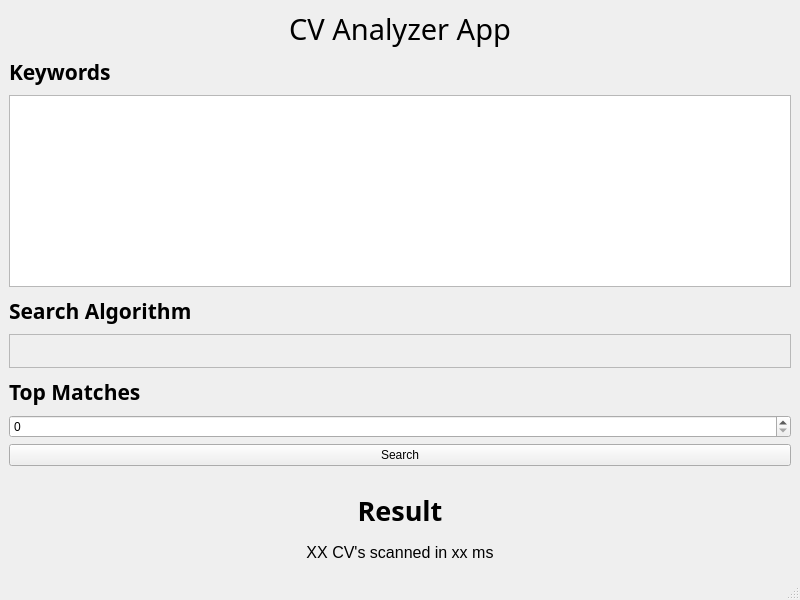
Old version of the form src/ui/main_menu.ui in the repository RealNath/Tubes3_hr.
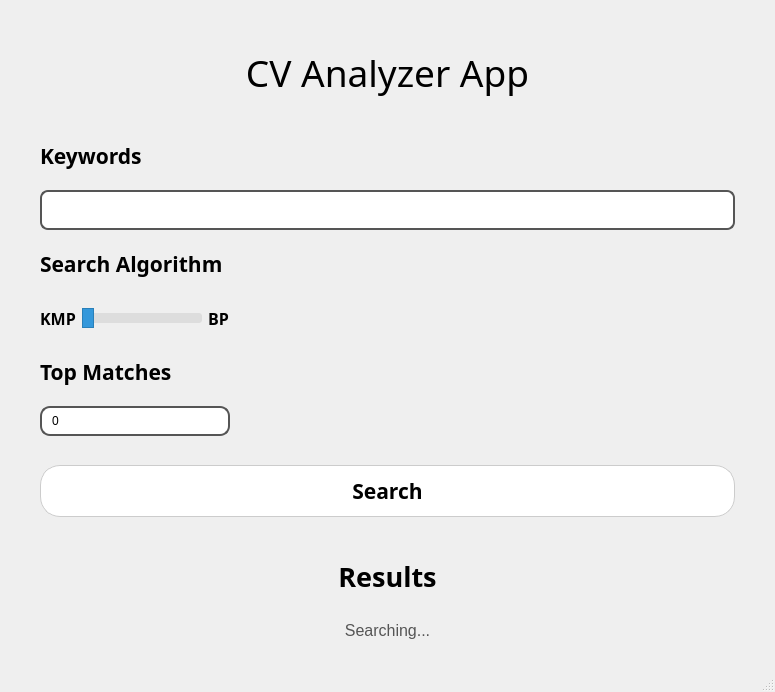
New version of the form.

Diff of the .ui file:
```diff
--- a/src/ui/main_menu.ui
+++ b/src/ui/main_menu.ui
@@ -6,8 +6,8 @@
    <rect>
     <x>0</x>
     <y>0</y>
-    <width>800</width>
-    <height>600</height>
+    <width>775</width>
+    <height>692</height>
    </rect>
   </property>
   <property name="windowTitle">
@@ -15,12 +15,36 @@
   </property>
   <widget class="QWidget" name="centralwidget">
    <layout class="QVBoxLayout" name="verticalLayout">
+    <property name="leftMargin">
+     <number>40</number>
+    </property>
+    <property name="rightMargin">
+     <number>40</number>
+    </property>
     <item>
      <widget class="QLabel" name="label">
+      <property name="sizePolicy">
+       <sizepolicy hsizetype="Expanding" vsizetype="Preferred">
+        <horstretch>0</horstretch>
+        <verstretch>0</verstretch>
+       </sizepolicy>
+      </property>
+      <property name="minimumSize">
+       <size>
+        <width>0</width>
+        <height>50</height>
+       </size>
+      </property>
+      <property name="maximumSize">
+       <size>
+        <width>16777215</width>
+        <height>100</height>
+       </size>
+      </property>
       <property name="font">
        <font>
         <family>Bahnschrift Light</family>
-        <pointsize>22</pointsize>
+        <pointsize>28</pointsize>
        </font>
       </property>
       <property name="text">
@@ -33,6 +57,18 @@
     </item>
     <item>
      <widget class="QLabel" name="label_2">
+      <property name="sizePolicy">
+       <sizepolicy hsizetype="Preferred" vsizetype="Maximum">
+        <horstretch>0</horstretch>
+        <verstretch>0</verstretch>
+       </sizepolicy>
+      </property>
+      <property name="maximumSize">
+       <size>
+        <width>16777215</width>
+        <height>30</height>
+       </size>
+      </property>
       <property name="font">
        <font>
         <family>Bahnschrift SemiBold</family>
@@ -54,6 +90,41 @@
         <verstretch>0</verstretch>
        </sizepolicy>
       </property>
+      <property name="minimumSize">
+       <size>
+        <width>300</width>
+        <height>40</height>
+       </size>
+      </property>
+      <property name="maximumSize">
+       <size>
+        <width>1280</width>
+        <height>40</height>
+       </size>
+      </property>
+      <property name="font">
+       <font>
+        <family>Bahnschrift SemiLight</family>
+        <pointsize>12</pointsize>
+        <weight>50</weight>
+        <italic>false</italic>
+        <bold>false</bold>
+       </font>
+      </property>
+      <property name="styleSheet">
+       <string notr="true">QPlainTextEdit {
+    background-color: white;
+    border: 2px solid #555;
+    border-radius: 8px;
+    padding: 6px;
+    font-size: 14pt;
+    font-family: &quot;&quot;;
+	font: 12pt &quot;Bahnschrift SemiLight&quot;;
+}</string>
+      </property>
+      <property name="verticalScrollBarPolicy">
+       <enum>Qt::ScrollBarAlwaysOff</enum>
+      </property>
       <property name="plainText">
        <string/>
       </property>
@@ -61,6 +132,18 @@
     </item>
     <item>
      <widget class="QLabel" name="label_3">
+      <property name="sizePolicy">
+       <sizepolicy hsizetype="Preferred" vsizetype="Maximum">
+        <horstretch>0</horstretch>
+        <verstretch>0</verstretch>
+       </sizepolicy>
+      </property>
+      <property name="maximumSize">
+       <size>
+        <width>16777215</width>
+        <height>30</height>
+       </size>
+      </property>
       <property name="font">
        <font>
         <family>Bahnschrift SemiBold</family>
@@ -75,17 +158,146 @@
      </widget>
     </item>
     <item>
-     <widget class="QFrame" name="frame">
-      <property name="frameShape">
-       <enum>QFrame::StyledPanel</enum>
-      </property>
-      <property name="frameShadow">
-       <enum>QFrame::Raised</enum>
-      </property>
-     </widget>
+     <layout class="QHBoxLayout" name="horizontalLayout">
+      <item>
+       <widget class="QLabel" name="label_8">
+        <property name="sizePolicy">
+         <sizepolicy hsizetype="Fixed" vsizetype="Preferred">
+          <horstretch>0</horstretch>
+          <verstretch>0</verstretch>
+         </sizepolicy>
+        </property>
+        <property name="minimumSize">
+         <size>
+          <width>0</width>
+          <height>0</height>
+         </size>
+        </property>
+        <property name="maximumSize">
+         <size>
+          <width>16777215</width>
+          <height>30</height>
+         </size>
+        </property>
+        <property name="font">
+         <font>
+          <family>Bahnschrift SemiBold</family>
+          <pointsize>12</pointsize>
+          <weight>75</weight>
+          <bold>true</bold>
+         </font>
+        </property>
+        <property name="text">
+         <string>KMP</string>
+        </property>
+        <property name="alignment">
+         <set>Qt::AlignCenter</set>
+        </property>
+       </widget>
+      </item>
+      <item>
+       <widget class="QSlider" name="modeToggle">
+        <property name="sizePolicy">
+         <sizepolicy hsizetype="Fixed" vsizetype="Fixed">
+          <horstretch>0</horstretch>
+          <verstretch>0</verstretch>
+         </sizepolicy>
+        </property>
+        <property name="minimumSize">
+         <size>
+          <width>120</width>
+          <height>40</height>
+         </size>
+        </property>
+        <property name="styleSheet">
+         <string notr="true">QSlider::handle:horizontal {
+    background: #3498db;
+    border: 1px solid #2980b9;
+    width: 10px;
+    height: 10px;
+    border-radius: 10px;  /* half of width/height to make it a circle */
+    margin: -5px 0;       /* center handle on the groove */
+}
+
+QSlider::groove:horizontal {
+    height: 10px;
+    background: #ddd;
+    border-radius: 3px;
+}</string>
+        </property>
+        <property name="maximum">
+         <number>1</number>
+        </property>
+        <property name="pageStep">
+         <number>1</number>
+        </property>
+        <property name="orientation">
+         <enum>Qt::Horizontal</enum>
+        </property>
+       </widget>
+      </item>
+      <item>
+       <widget class="QLabel" name="label_4">
+        <property name="sizePolicy">
+         <sizepolicy hsizetype="Fixed" vsizetype="Preferred">
+          <horstretch>0</horstretch>
+          <verstretch>0</verstretch>
+         </sizepolicy>
+        </property>
+        <property name="maximumSize">
+         <size>
+          <width>16777215</width>
+          <height>30</height>
+         </size>
+        </property>
+        <property name="font">
+         <font>
+          <family>Bahnschrift SemiBold</family>
+          <pointsize>12</pointsize>
+          <weight>75</weight>
+          <bold>true</bold>
+         </font>
+        </property>
+        <property name="text">
+         <string>BP</string>
+        </property>
+        <property name="alignment">
+         <set>Qt::AlignCenter</set>
+        </property>
+       </widget>
+      </item>
+      <item>
+       <spacer name="horizontalSpacer">
+        <property name="orientation">
+         <enum>Qt::Horizontal</enum>
+        </property>
+        <property name="sizeType">
+         <enum>QSizePolicy::Expanding</enum>
+        </property>
+        <property name="sizeHint" stdset="0">
+         <size>
+          <width>400</width>
+          <height>20</height>
+         </size>
+        </property>
+       </spacer>
+      </item>
+     </layout>
     </item>
     <item>
      <widget class="QLabel" name="label_5">
+      <property name="sizePolicy">
+       <sizepolicy hsizetype="Preferred" vsizetype="Maximum">
+        <horstretch>0</horstretch>
+        <verstretch>0</verstretch>
+       </sizepolicy>
+      </property>
+      <property name="maximumSize">
+       <size>
+        <width>16777215</width>
+        <height>30</height>
+       </size>
+      </property>
       <property name="font">
        <font>
         <family>Bahnschrift SemiBold</family>
@@ -100,10 +312,78 @@
      </widget>
     </item>
     <item>
-     <widget class="QSpinBox" name="topMatchSpinBox"/>
+     <widget class="QSpinBox" name="topMatchesNumber">
+      <property name="sizePolicy">
+       <sizepolicy hsizetype="Maximum" vsizetype="Fixed">
+        <horstretch>0</horstretch>
+        <verstretch>0</verstretch>
+       </sizepolicy>
+      </property>
+      <property name="minimumSize">
+       <size>
+        <width>0</width>
+        <height>30</height>
+       </size>
+      </property>
+      <property name="maximumSize">
+       <size>
+        <width>190</width>
+        <height>16777215</height>
+       </size>
+      </property>
+      <property name="styleSheet">
+       <string notr="true">QSpinBox {
+    border: 2px solid #555;
+    border-radius: 10px;
+    padding: 2px 8px;
+}
+QSpinBox::up-button, QSpinBox::down-button {
+    subcontrol-origin: border;
+    width: 16px;
+    border-radius: 0px;
+}</string>
+      </property>
+     </widget>
     </item>
     <item>
-     <widget class="QPushButton" name="pushButton">
+     <spacer name="verticalSpacer_2">
+      <property name="orientation">
+       <enum>Qt::Vertical</enum>
+      </property>
+      <property name="sizeType">
+       <enum>QSizePolicy::Fixed</enum>
+      </property>
+      <property name="sizeHint" stdset="0">
+       <size>
+        <width>20</width>
+        <height>10</height>
+       </size>
+      </property>
+     </spacer>
+    </item>
+    <item>
+     <widget class="QPushButton" name="searchButton">
+      <property name="font">
+       <font>
+        <family>Bahnschrift SemiBold</family>
+        <pointsize>16</pointsize>
+        <weight>75</weight>
+        <bold>true</bold>
+       </font>
+      </property>
+      <property name="styleSheet">
+       <string notr="true">QPushButton {
+    background-color: white;
+    color: black;
+    border: 1px solid #ccc;
+    border-radius: 20px;  /* Adjust based on button size */
+    padding: 10px 20px;
+}
+
+QPushButton:hover {
+    background-color: #f0f0f0;
+}</string>
+      </property>
       <property name="text">
        <string>Search</string>
       </property>
@@ -127,6 +407,18 @@
     </item>
     <item>
      <widget class="QLabel" name="label_6">
+      <property name="sizePolicy">
+       <sizepolicy hsizetype="Expanding" vsizetype="Fixed">
+        <horstretch>0</horstretch>
+        <verstretch>0</verstretch>
+       </sizepolicy>
+      </property>
+      <property name="minimumSize">
+       <size>
+        <width>0</width>
+        <height>40</height>
+       </size>
+      </property>
       <property name="font">
        <font>
         <family>Bahnschrift SemiBold</family>
@@ -136,7 +428,7 @@
        </font>
       </property>
       <property name="text">
-       <string>Result</string>
+       <string>Results</string>
       </property>
       <property name="alignment">
        <set>Qt::AlignCenter</set>
@@ -144,14 +436,29 @@
      </widget>
     </item>
     <item>
-     <widget class="QLabel" name="label_7">
+     <widget class="QLabel" name="searchResultData">
+      <property name="sizePolicy">
+       <sizepolicy hsizetype="Preferred" vsizetype="Maximum">
+        <horstretch>0</horstretch>
+        <verstretch>0</verstretch>
+       </sizepolicy>
+      </property>
+      <property name="maximumSize">
+       <size>
+        <width>16777215</width>
+        <height>30</height>
+       </size>
+      </property>
       <property name="font">
        <font>
         <pointsize>12</pointsize>
        </font>
       </property>
+      <property name="styleSheet">
+       <string notr="true">color: #555555</string>
+      </property>
       <property name="text">
-       <string>XX CV's scanned in xx ms</string>
+       <string>Searching...</string>
       </property>
       <property name="alignment">
        <set>Qt::AlignCenter</set>
```
Left out of the diff: 8 changed lines with no effect on the pictures.
